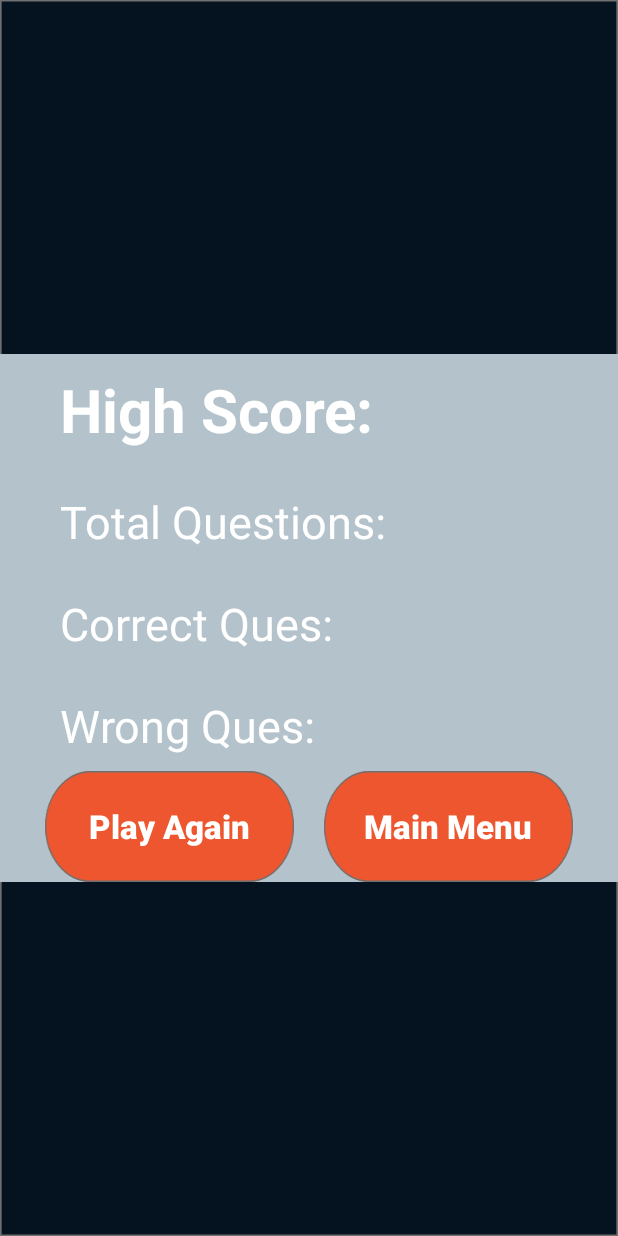
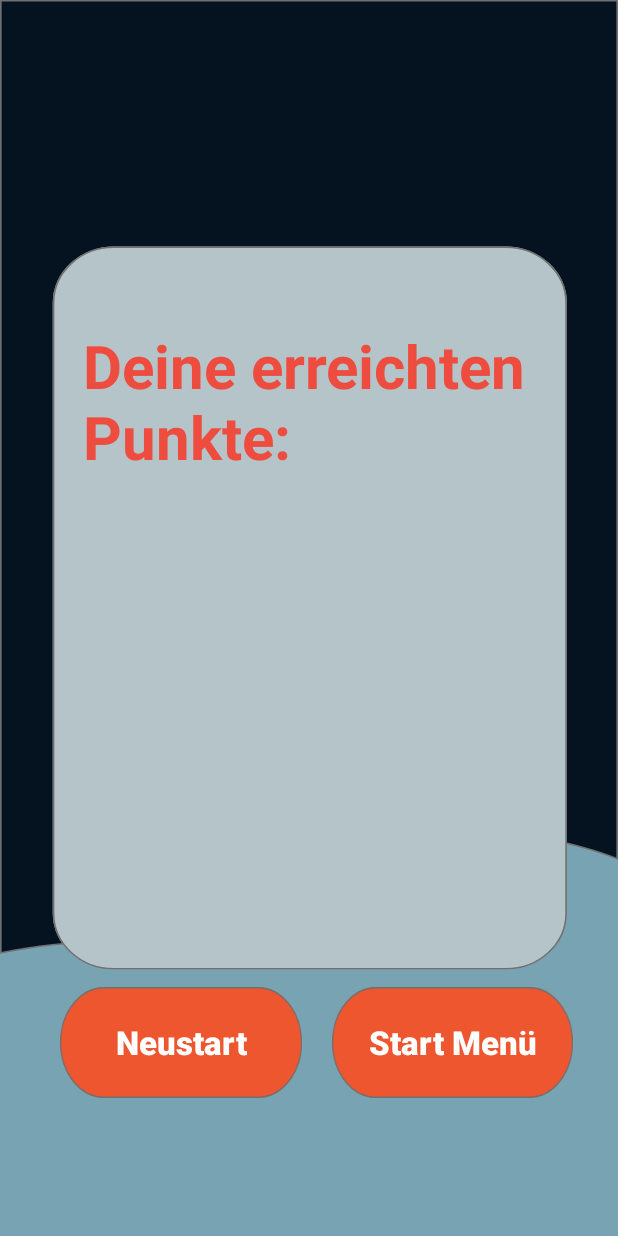
Before and after one commit to sijey18/QuizDroid_Final, an Android app: the layout acitivity_result.xml on its own in the app's theme, with its tools: preview values and no code run, on a phone screen of 412 x 824 dp. Run offline under Robolectric (Android 15) with nearby library versions, the phone set to English and light mode, and no system bars.

Commit message:
Highscore Board works

```diff
--- a/app/src/main/AndroidManifest.xml
+++ b/app/src/main/AndroidManifest.xml
@@ -11,7 +11,9 @@
         android:theme="@style/AppTheme">
         <activity android:name=".HighscoreActivity"></activity>
         <activity android:name=".QuizActivity" />
+        <activity android:name=".ResultActivity" />
         <activity android:name=".StartingScreenActivity">
+
             <intent-filter>
                 <action android:name="android.intent.action.MAIN" />
 
--- a/app/src/main/java/com/example/quizdroid_final/QuizActivity.java
+++ b/app/src/main/java/com/example/quizdroid_final/QuizActivity.java
@@ -473,7 +473,7 @@ public class QuizActivity extends AppCompatActivity {
         if (backPressedTime + 2000 > System.currentTimeMillis()) {
             finishQuiz();
         } else {
-            Toast.makeText(this, "Press back again to finish", Toast.LENGTH_SHORT).show();
+            Toast.makeText(this, "Zurück um Spiel zu beenden", Toast.LENGTH_SHORT).show();
         }
         backPressedTime = System.currentTimeMillis();
     }
--- a/app/src/main/java/com/example/quizdroid_final/ResultActivity.java
+++ b/app/src/main/java/com/example/quizdroid_final/ResultActivity.java
@@ -13,7 +13,7 @@ import androidx.appcompat.app.AppCompatActivity;
 
 public class ResultActivity extends AppCompatActivity {
     TextView txtHighScore;
-    TextView txtTotalQuizQues,txtCorrectQues,txtWrongQues;
+    TextView txtTotalQuizQues;//txtCorrectQues,txtWrongQues;
 
     Button btStartQuiz;
     Button btMainMenu;
@@ -40,8 +40,8 @@ public class ResultActivity extends AppCompatActivity {
         btStartQuiz = findViewById(R.id.result_bt_playAgain);
         txtHighScore = findViewById(R.id.result_text_High_Score);
         txtTotalQuizQues = findViewById(R.id.result_total_Ques);
-        txtCorrectQues = findViewById(R.id.result_Correct_Ques);
-        txtWrongQues = findViewById(R.id.result_Wrong_Ques);
+        /*txtCorrectQues = findViewById(R.id.result_Correct_Ques);
+        txtWrongQues = findViewById(R.id.result_Wrong_Ques);*/
 
 
         btMainMenu.setOnClickListener(new View.OnClickListener() {
@@ -75,7 +75,7 @@ public class ResultActivity extends AppCompatActivity {
         //int wrongQues = intent.getIntExtra("WrongQues", 0);
 
 
-        txtTotalQuizQues.setText("Total Ques: " + String.valueOf(totalQuestion));
+        //txtTotalQuizQues.setText(" " + String.valueOf(totalQuestion));
         //txtCorrectQues.setText("Correct: " + String.valueOf(correctQues));
         //txtWrongQues.setText("Wrong: " + String.valueOf(wrongQues));
 
@@ -90,7 +90,7 @@ public class ResultActivity extends AppCompatActivity {
     private void updatHighScore(int newHighScore) {
 
         highScore = newHighScore;
-        txtHighScore.setText("High Score: " + String.valueOf(highScore));
+        txtHighScore.setText("Neuer Highscore: " + String.valueOf(highScore));
 
         SharedPreferences sharedPreferences = getSharedPreferences(SHARED_PREFERRENCE, MODE_PRIVATE);
         SharedPreferences.Editor editor = sharedPreferences.edit();
@@ -104,11 +104,11 @@ public class ResultActivity extends AppCompatActivity {
 
         SharedPreferences sharedPreferences = getSharedPreferences(SHARED_PREFERRENCE, MODE_PRIVATE);
         highScore = sharedPreferences.getInt(SHARED_PREFERRENCE_HIGH_SCORE, 0);
-        txtHighScore.setText("High Score: " + String.valueOf(highScore));
+        txtHighScore.setText("Deine Punkte: " + String.valueOf(highScore));
 
     }
 
-    @Override
+   /* @Override
     public void onBackPressed() {
         if (backPressedTime + 2000 > System.currentTimeMillis()) {
 
@@ -120,5 +120,5 @@ public class ResultActivity extends AppCompatActivity {
 
         }
         backPressedTime = System.currentTimeMillis();
-    }
+    }*/
 }
--- a/app/src/main/res/layout/acitivity_result.xml
+++ b/app/src/main/res/layout/acitivity_result.xml
@@ -4,69 +4,54 @@
     android:layout_width="match_parent"
     android:layout_height="match_parent"
     android:gravity="center"
-    android:background="@drawable/rechteck_1"
+    android:background="@drawable/highscore_raw_bck"
     tools:context=".ResultActivity">
 
     <LinearLayout
         android:layout_width="wrap_content"
         android:orientation="vertical"
         android:paddingEnd="30dp"
-        android:paddingStart="30dp"
-        android:background="#b4c3cb"
+        android:paddingStart="40dp"
+
         android:layout_height="wrap_content">
 
         <TextView
             android:id="@+id/result_text_High_Score"
-            android:text="High Score: "
+            android:text="Deine erreichten Punkte:"
             android:textSize="40sp"
-            android:textColor="#FFFFFF"
+            android:textColor="#ee4c3e"
             android:textStyle="bold"
             android:textAlignment="textStart"
             android:layout_width="match_parent"
-            android:layout_marginBottom="7dp"
-            android:padding="10dp"
+            android:layout_marginTop="120dp"
+            android:paddingStart="15dp"
+            android:padding="5dp"
             android:layout_height="wrap_content" />
 
 
         <TextView
             android:id="@+id/result_total_Ques"
-            android:text="Total Questions: "
-            android:textSize="30sp"
-            android:textColor="#FFFFFF"
+            android:text=" "
+            android:textSize="50sp"
+            android:textStyle="bold"
+            android:textColor="#ee4c3e"
             android:textAlignment="textStart"
             android:layout_width="match_parent"
-            android:layout_marginBottom="7dp"
+            android:layout_marginBottom="97dp"
             android:padding="10dp"
             android:layout_height="wrap_content" />
-        <TextView
-            android:id="@+id/result_Correct_Ques"
-            android:text="Correct Ques: "
-            android:textSize="30sp"
-            android:textColor="#FFFFFF"
-            android:textAlignment="textStart"
-            android:layout_width="match_parent"
-            android:layout_marginBottom="7dp"
-            android:padding="10dp"
-            android:layout_height="wrap_content" />
-        <TextView
-            android:id="@+id/result_Wrong_Ques"
-            android:text="Wrong Ques: "
-            android:textSize="30sp"
-            android:textColor="#FFFFFF"
-            android:textAlignment="textStart"
-            android:layout_width="match_parent"
-            android:padding="10dp"
-            android:layout_height="wrap_content" />
+
 
 
         <LinearLayout
             android:orientation="horizontal"
             android:layout_width="wrap_content"
             android:weightSum="2"
+            android:layout_marginTop="150dp"
             android:layout_height="wrap_content">
             <Button
                 android:id="@+id/result_bt_playAgain"
-                android:text="Play Again"
+                android:text="Neustart"
                 android:textAlignment="center"
                 android:textAllCaps="false"
                 android:textStyle="bold"
@@ -74,14 +59,14 @@
                 android:textColor="#FFFFFF"
                 android:textSize="22sp"
                 android:layout_marginEnd="10dp"
-                android:padding="10dp"
+                android:padding="20dp"
                 android:background="@drawable/spielseite_bestaetigen_btn"
                 android:layout_width="wrap_content"
                 android:layout_height="wrap_content" />
 
             <Button
                 android:id="@+id/result_bt_mainmenu"
-                android:text="Main Menu"
+                android:text="Start Menü"
                 android:textAlignment="center"
                 android:textAllCaps="false"
                 android:textStyle="bold"
```
Also changed, not shown: app/src/main/java/com/example/quizdroid_final/StartingScreenActivity.java (+4 -4 lines).
